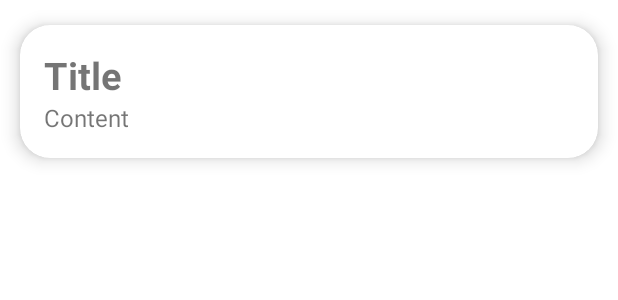
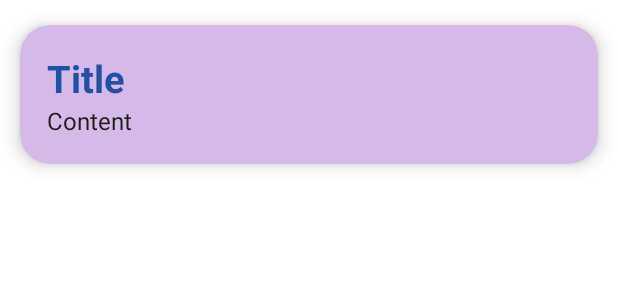
Before and after one commit to Shubh-1-am/MyNotesApp, an Android app: the layout note_row.xml on its own in the app's theme, with its tools: preview values and no code run, on a phone screen of 412 x 824 dp. Shown: the top 300 px of the screen. Run offline under Robolectric (Android 15) with nearby library versions, the phone set to English and light mode, and no system bars; Roboto replaces fonts that are not available here.

Commit message:
modified layout

```diff
--- a/NotesApp/app/src/main/res/layout/note_row.xml
+++ b/NotesApp/app/src/main/res/layout/note_row.xml
@@ -10,19 +10,21 @@
         android:layout_height="wrap_content"
         app:cardElevation="7dp"
         app:cardCornerRadius="20dp"
+        app:cardBackgroundColor="#D5BAE9"
         app:cardUseCompatPadding="true">
 
         <LinearLayout
             android:id="@+id/ll_row"
             android:layout_width="match_parent"
             android:layout_height="wrap_content"
-            android:padding="16dp"
+            android:padding="18dp"
             android:orientation="vertical">
             <TextView
                 android:id="@+id/tv_row_title"
                 android:layout_width="match_parent"
                 android:layout_height="wrap_content"
                 android:text="Title"
+                android:textColor="#1F52A6"
                 android:textStyle="bold"
                 android:textSize="25sp"/>
             <TextView
@@ -30,6 +32,7 @@
                 android:layout_width="match_parent"
                 android:layout_height="wrap_content"
                 android:text="Content"
+                android:textColor="#1C1A1A"
                 android:textSize="16sp"/>
 
 
```
